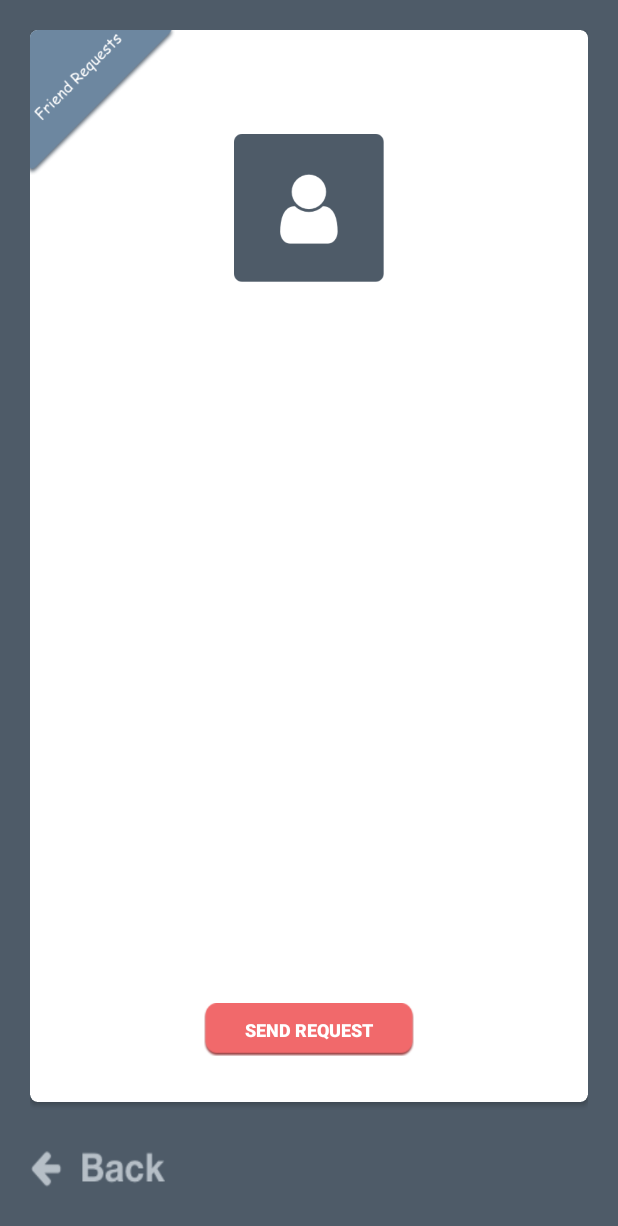
After one commit to iskenxan/Math-marathon, an Android app: the fragment FriendRequestFragment shown on its own in the app's theme, on a phone screen of 412 x 824 dp. The commit adds this screen. Shown: the top 1226 px of the screen. Run offline under Robolectric (Android 15) with nearby library versions, the phone set to English and light mode, and no system bars; our stand-ins replace ButterKnife.

Commit message:
working on the friend request fragment

```diff
--- a/MathMarathon/app/build.gradle
+++ b/MathMarathon/app/build.gradle
@@ -30,6 +30,8 @@ dependencies {
     compile 'com.jakewharton:butterknife:8.8.1'
     compile 'com.android.support:appcompat-v7:26+'
     compile 'com.android.support:cardview-v7:26+'
+    compile 'com.android.support:recyclerview-v7:26+'
+
     compile 'com.android.support.constraint:constraint-layout:1.0.2'
     compile 'com.google.firebase:firebase-auth:10.0.1'
     compile 'com.google.firebase:firebase-core:10.0.1'
--- /dev/null
+++ b/MathMarathon/app/src/main/java/space/samatov/mathmarathon/view/fragments/FriendRequestFragment.java
@@ -0,0 +1,52 @@
+package space.samatov.mathmarathon.view.fragments;
+
+import android.os.Bundle;
+import android.support.annotation.Nullable;
+import android.support.v4.app.Fragment;
+import android.support.v7.app.AppCompatActivity;
+import android.support.v7.widget.RecyclerView;
+import android.view.LayoutInflater;
+import android.view.View;
+import android.view.ViewGroup;
+import android.widget.ImageView;
+import android.widget.TextView;
+
+import butterknife.BindView;
+import butterknife.ButterKnife;
+import butterknife.OnClick;
+import space.samatov.mathmarathon.R;
+import space.samatov.mathmarathon.model.utils.FragmentFactory;
+
+/**
+ * Created by iskenxan on 10/16/17.
+ */
+
+public class FriendRequestFragment extends Fragment {
+
+
+    @BindView(R.id.FriendRequestsProfileImageView)ImageView mProfileImageView;
+    @BindView(R.id.FriendRequestsNoRequestsTextView)TextView mNoRequestTextView;
+    @BindView(R.id.FriendRequestsRecyclerView)RecyclerView mRecyclerView;
+
+
+    @Nullable
+    @Override
+    public View onCreateView(LayoutInflater inflater, @Nullable ViewGroup container, @Nullable Bundle savedInstanceState) {
+        View view=inflater.inflate(R.layout.fragment_friend_requests,container,false);
+        ButterKnife.bind(this,view);
+
+        return view;
+    }
+
+
+    @OnClick(R.id.FriendRequestsSendButton)
+    public void onSendButtonClicked(){
+
+    }
+
+
+    @OnClick(R.id.FriendRequestsBackButton)
+    public void onBackButtonClicked(){
+        FragmentFactory.startMenuFragment((AppCompatActivity) getActivity());
+    }
+}
--- /dev/null
+++ b/MathMarathon/app/src/main/res/layout/fragment_friend_requests.xml
@@ -0,0 +1,108 @@
+<?xml version="1.0" encoding="utf-8"?>
+<LinearLayout xmlns:android="http://schemas.android.com/apk/res/android"
+    xmlns:app="http://schemas.android.com/apk/res-auto"
+    android:orientation="vertical"
+    android:layout_width="match_parent"
+    android:paddingTop="20dp"
+    android:paddingLeft="20dp"
+    android:paddingRight="20dp"
+    android:background="@color/darkNavyColor"
+    android:layout_height="match_parent">
+
+    <android.support.v7.widget.CardView
+        android:layout_width="match_parent"
+        android:layout_height="0dp"
+        android:layout_weight="8"
+        android:elevation="5dp"
+        app:cardCornerRadius="5dp">
+
+        <LinearLayout
+            android:layout_width="match_parent"
+            android:layout_height="match_parent"
+            android:orientation="vertical">
+
+            <RelativeLayout
+                android:layout_width="match_parent"
+                android:layout_height="0dp"
+                android:layout_weight="1">
+
+                <ImageView
+                    android:layout_width="100dp"
+                    android:layout_height="100dp"
+                    android:layout_marginLeft="-3dp"
+                    android:layout_marginTop="-3dp"
+                    android:src="@drawable/friend_requests" />
+
+                <ImageView
+                    android:id="@+id/FriendRequestsProfileImageView"
+                    android:layout_width="100dp"
+                    android:src="@drawable/profile_placeholder"
+                    android:layout_height="100dp"
+                    android:layout_centerHorizontal="true"
+                    android:layout_centerVertical="true" />
+            </RelativeLayout>
+
+            <LinearLayout
+                android:layout_width="match_parent"
+                android:layout_height="0dp"
+                android:layout_weight="2"
+                android:orientation="vertical"
+                android:padding="10dp">
+
+                <RelativeLayout
+                    android:layout_width="match_parent"
+                    android:layout_height="0dp"
+                    android:layout_weight="5">
+
+                    <android.support.v7.widget.RecyclerView
+                        android:id="@+id/FriendRequestsRecyclerView"
+                        android:layout_width="match_parent"
+                        android:layout_height="match_parent" />
+
+                    <TextView
+                        android:id="@+id/FriendRequestsNoRequestsTextView"
+                        android:layout_width="match_parent"
+                        android:layout_height="wrap_content"
+                        android:layout_centerHorizontal="true"
+                        android:layout_centerVertical="true"
+                        android:gravity="center"
+                        android:text="No new friend requests"
+                        android:textColor="@color/darkNavyColor"
+                        android:textSize="20sp"
+                        android:textStyle="bold"
+                        android:visibility="invisible" />
+                </RelativeLayout>
+
+                <LinearLayout
+                    android:layout_width="match_parent"
+                    android:layout_height="0dp"
+                    android:layout_weight="1"
+                    android:gravity="center">
+
+                    <Button
+                        android:id="@+id/FriendRequestsSendButton"
+                        android:layout_width="140dp"
+                        android:layout_height="35dp"
+                        android:background="@drawable/red_button_ripple_effect"
+                        android:text="send request"
+                        android:textColor="@android:color/white"
+                        android:textSize="12sp"
+                        android:textStyle="bold" />
+                </LinearLayout>
+            </LinearLayout>
+        </LinearLayout>
+
+    </android.support.v7.widget.CardView>
+
+    <LinearLayout
+        android:layout_width="match_parent"
+        android:layout_height="0dp"
+        android:gravity="center_vertical"
+        android:layout_weight="1">
+        <Button
+            android:layout_width="90dp"
+            android:layout_height="25dp"
+            android:id="@+id/FriendRequestsBackButton"
+            android:background="@drawable/back_button"/>
+    </LinearLayout>
+</LinearLayout>
--- a/MathMarathon/app/src/main/res/values/colors.xml
+++ b/MathMarathon/app/src/main/res/values/colors.xml
@@ -4,4 +4,6 @@
     <color name="colorPrimaryDark">#303F9F</color>
     <color name="colorAccent">#FF4081</color>
     <color name="darkNavyColor">#4E5B68</color>
+    <color name="lightRedColor">#F1696B</color>
+    <color name="darRedColor">#953335</color>
 </resources>
```
Also changed, not shown: MathMarathon/app/src/main/java/space/samatov/mathmarathon/model/utils/FragmentFactory.java (+7 -0 lines), MathMarathon/app/src/main/java/space/samatov/mathmarathon/view/fragments/MenuFragment.java (+9 -1 lines), MathMarathon/app/src/main/res/layout/request_recycler_item.xml (added, +76 -0 lines).
